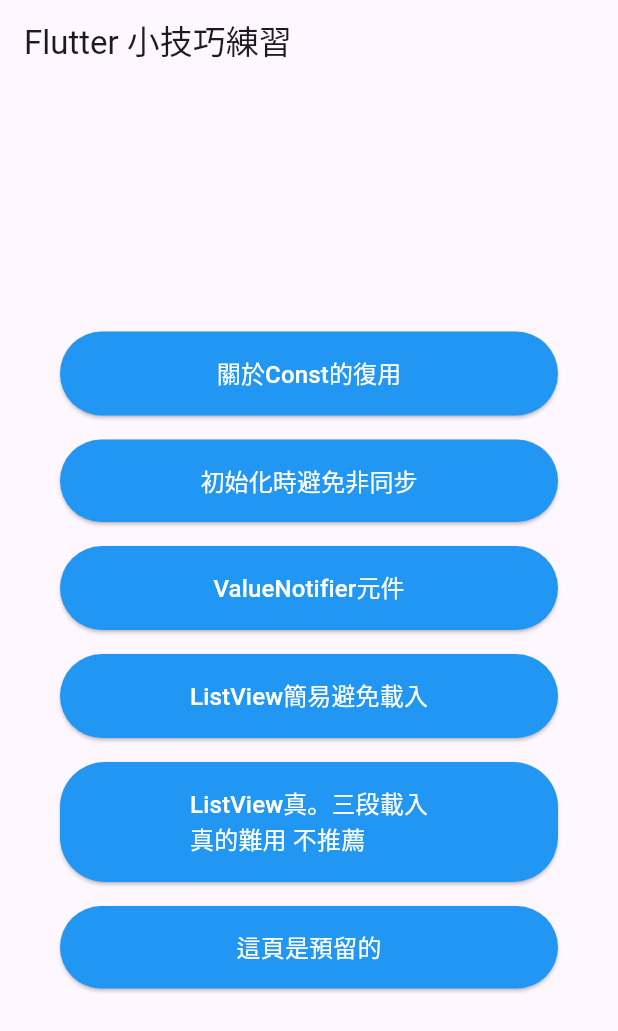
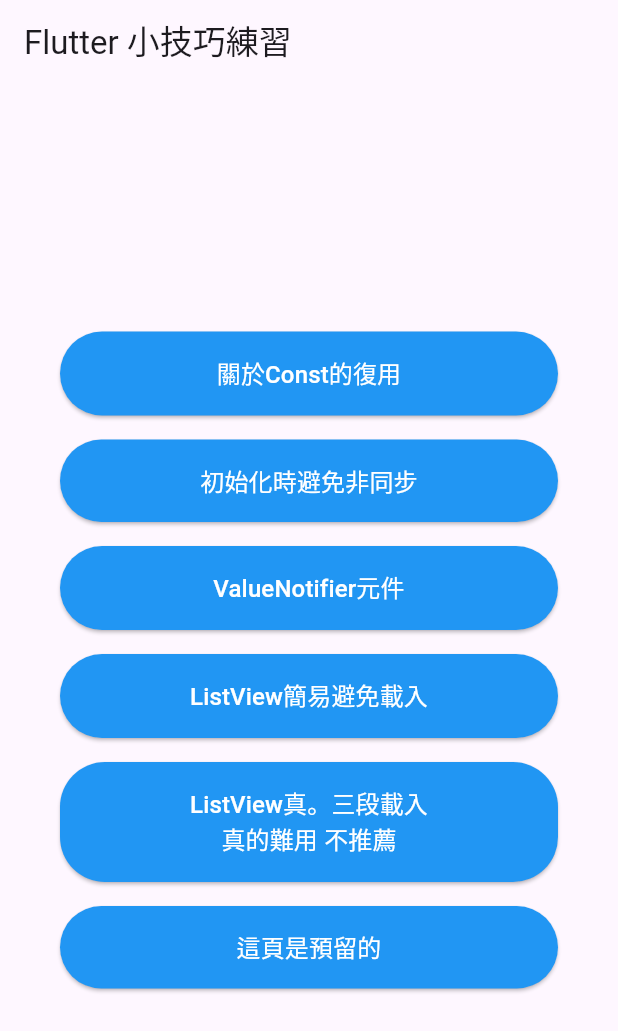
Before and after one commit to cccsdxtw/test_flutter_tips, a Flutter app: the screen it shows after launch, on a phone screen of 412 x 824 dp. Shown: the top 1031 px of the screen. Run offline on Flutter 3.47's test engine with Material 3 defaults, Android fonts, the phone set to English and light mode, and no system bars; our stand-ins replace get, logger.

Commit message:
UI系- 這個按鈕的文字居中對齊

```diff
--- a/lib/element/tip_button.dart
+++ b/lib/element/tip_button.dart
@@ -24,9 +24,12 @@
               ),
               padding: const EdgeInsets.symmetric(vertical: 16),
             ),
-            child: Text(
-              text,
-              style: const TextStyle(fontSize: 16),
+            child: Center( // 確保文字居中
+              child: Text(
+                text,
+                textAlign: TextAlign.center, // 確保文字在按鈕內居中
+                style: const TextStyle(fontSize: 16),
+              ),
             ),
           ),
         ),
```
